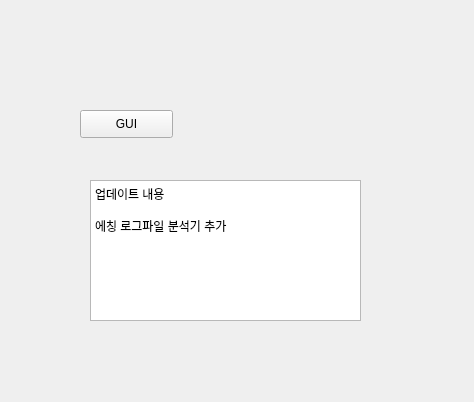
Qt form idix_gui.ui (kimbakcho/FABWI) before a commit.
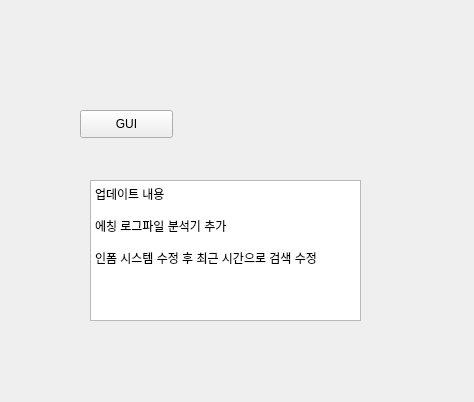
The same form after that commit.

Commit message:
버그 수정 및 CVD 로그 분석 테스트
123

Patch:
```diff
--- a/idix_gui.ui
+++ b/idix_gui.ui
@@ -44,6 +44,8 @@
 &lt;p style=&quot;-qt-paragraph-type:empty; margin-top:0px; margin-bottom:0px; margin-left:0px; margin-right:0px; -qt-block-indent:0; text-indent:0px;&quot;&gt;&lt;br /&gt;&lt;/p&gt;
 &lt;p style=&quot; margin-top:0px; margin-bottom:0px; margin-left:0px; margin-right:0px; -qt-block-indent:0; text-indent:0px;&quot;&gt;에칭 로그파일 분석기 추가 &lt;/p&gt;
 &lt;p style=&quot;-qt-paragraph-type:empty; margin-top:0px; margin-bottom:0px; margin-left:0px; margin-right:0px; -qt-block-indent:0; text-indent:0px;&quot;&gt;&lt;br /&gt;&lt;/p&gt;
+&lt;p style=&quot; margin-top:0px; margin-bottom:0px; margin-left:0px; margin-right:0px; -qt-block-indent:0; text-indent:0px;&quot;&gt;인폼 시스템 수정 후 최근 시간으로 검색 수정 &lt;/p&gt;
+&lt;p style=&quot;-qt-paragraph-type:empty; margin-top:0px; margin-bottom:0px; margin-left:0px; margin-right:0px; -qt-block-indent:0; text-indent:0px;&quot;&gt;&lt;br /&gt;&lt;/p&gt;
 &lt;p style=&quot;-qt-paragraph-type:empty; margin-top:0px; margin-bottom:0px; margin-left:0px; margin-right:0px; -qt-block-indent:0; text-indent:0px;&quot;&gt;&lt;br /&gt;&lt;/p&gt;&lt;/body&gt;&lt;/html&gt;</string>
    </property>
   </widget>
```
The commit also changes 17 other files.
